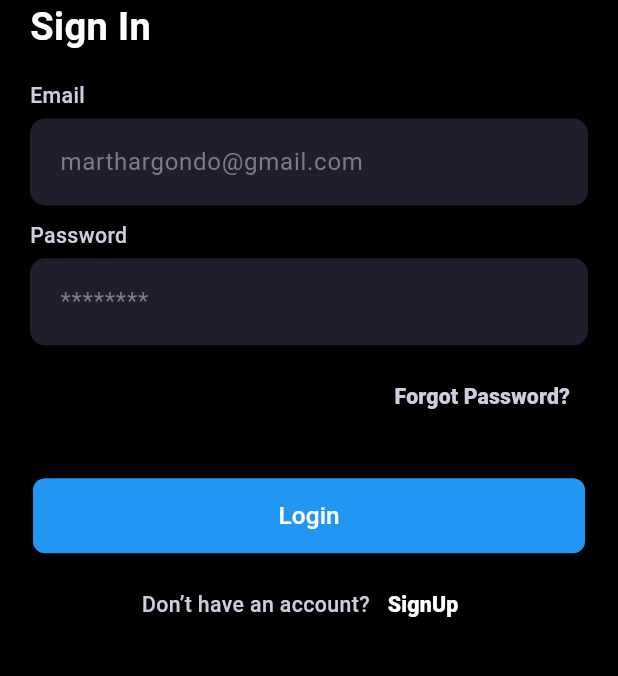
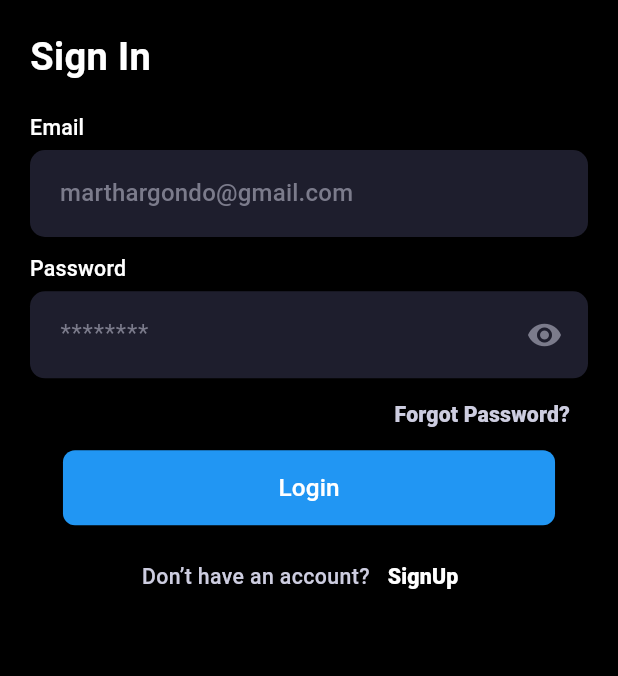
Before and after one commit to ekinyua/GuardianAI, a Flutter app: the LoginScreen screen opened directly, on a phone screen of 412 x 824 dp, the part 248-924 px from its top. Run offline on Flutter 3.47's test engine with Material 3 defaults, Android fonts, the phone set to English and light mode, and no system bars; our stand-ins replace flutter_screenutil, page_transition; Roboto replaces fonts that are missing (Poppins).

Commit message:
Authentication on login screen done

```diff
--- a/mobile/guardian_ai/lib/login/login.dart
+++ b/mobile/guardian_ai/lib/login/login.dart
@@ -1,25 +1,103 @@
+// ignore_for_file: use_build_context_synchronously
+
 import 'package:flutter/material.dart';
 import 'package:flutter_screenutil/flutter_screenutil.dart';
 import 'package:guardian_ai/forgot_password/forgotpassword.dart';
 import 'package:guardian_ai/location/location.dart';
 import 'package:guardian_ai/signup/signup.dart';
+import 'package:guardian_ai/widgets/password_input_field.dart';
+import 'package:guardian_ai/widgets/phone_input_field.dart';
 import 'package:page_transition/page_transition.dart';
 
-class LoginScreen extends StatelessWidget {
+import '../services/login_auth.dart';
+
+class LoginScreen extends StatefulWidget {
   const LoginScreen({super.key});
 
   @override
+  State<LoginScreen> createState() => _LoginScreenState();
+}
+
+class _LoginScreenState extends State<LoginScreen> {
+  final _formKey = GlobalKey<FormState>();
+  final _emailController = TextEditingController();
+  final _passwordController = TextEditingController();
+
+  bool _isLoading = false;
+
+  void _submitForm() async {
+    if (_formKey.currentState!.validate()) {
+      Navigator.push(
+        context,
+        PageTransition(
+          type: PageTransitionType.rightToLeft,
+          child: const LocationScreen(),
+        ),
+      );
+
+      setState(() {
+        _isLoading = true;
+      });
+
+      final credentials = LoginCredentials(
+        email: _emailController.text,
+        password: _passwordController.text,
+      );
+
+      try {
+        final response = await AuthService.login(credentials);
+        setState(() {
+          _isLoading = false;
+        });
+
+        if (response.userId != null) {
+          // Login successful
+          ScaffoldMessenger.of(context).showSnackBar(
+            SnackBar(
+                content: Text('Login successful. User ID: ${response.userId}')),
+          );
+          // Navigate to next screen or perform other actions
+        } else {
+          // Login failed
+          ScaffoldMessenger.of(context).showSnackBar(
+            SnackBar(content: Text(response.message)),
+          );
+        }
+      } catch (e) {
+        setState(() {
+          _isLoading = false;
+        });
+        ScaffoldMessenger.of(context).showSnackBar(
+          SnackBar(content: Text(e.toString())),
+        );
+      }
+    }
+  }
+
+  @override
+  void dispose() {
+    _emailController.dispose();
+    _passwordController.dispose();
+    super.dispose();
+  }
+
+  @override
   Widget build(BuildContext context) {
-    return SafeArea(
-      child: Scaffold(
-        body: SingleChildScrollView(
-          scrollDirection: Axis.vertical,
+    return Scaffold(
+      body: _buildLoginScreen(),
+    );
+  }
+
+  Widget _buildLoginScreen() {
+    return SingleChildScrollView(
       child: Column(
         mainAxisAlignment: MainAxisAlignment.start,
         children: [
           Image.asset('assets/logo.png'),
           Padding(
-                padding: const EdgeInsets.symmetric(horizontal: 20),
+            padding: const EdgeInsets.all(20.0),
+            child: Form(
+              key: _formKey,
               child: Column(
                 crossAxisAlignment: CrossAxisAlignment.start,
                 children: [
@@ -33,83 +111,31 @@ class LoginScreen extends StatelessWidget {
                     ),
                   ),
                   SizedBox(height: 18.h),
-                    Text('Email',
-                        style: TextStyle(
-                          color: const Color(0xFFCDCDE0),
-                          fontSize: 14.sp,
-                          fontWeight: FontWeight.w500,
-                        )),
-                    SizedBox(height: 5.h),
-                    Container(
-                      padding: const EdgeInsets.all(5),
-                      decoration: BoxDecoration(
-                        color: const Color(0xff1E1E2D),
-                        borderRadius: BorderRadius.circular(10),
-                      ),
-                      child: TextFormField(
-                        style: const TextStyle(color: Colors.white),
-                        cursorColor: Colors.white,
-                        decoration: const InputDecoration(
-                          border: InputBorder.none,
-                          focusedBorder: InputBorder.none,
-                          enabledBorder: InputBorder.none,
-                          errorBorder: InputBorder.none,
-                          disabledBorder: InputBorder.none,
-                          errorMaxLines: 3,
-                          hintText: 'marthargondo@gmail.com',
-                          hintStyle: TextStyle(
-                            color: Color(0xFF7B7B8B),
-                          ),
-                          contentPadding: EdgeInsets.only(
-                            left: 15,
-                            bottom: 11,
-                            top: 11,
-                            right: 15,
-                          ),
-                        ),
-                      ),
+                  PhoneInputField(
+                    controller: _emailController,
+                    hint: 'marthargondo@gmail.com',
+                    title: 'Email',
+                    validator: (value) {
+                      if (value == null || value.isEmpty) {
+                        return 'Please enter your email';
+                      }
+                      return null;
+                    },
+                    textInputType: TextInputType.emailAddress,
                   ),
                   SizedBox(height: 10.h),
-                    Text(
-                      'Password',
-                      style: TextStyle(
-                        color: const Color(0xFFCDCDE0),
-                        fontSize: 14.sp,
-                        fontWeight: FontWeight.w500,
+                  PasswordInputField(
+                    controller: _passwordController,
+                    hint: '********',
+                    title: 'Password',
+                    validator: (value) {
+                      if (value == null || value.isEmpty) {
+                        return 'Please enter your password';
+                      }
+                      return null;
+                    },
+                    textInputType: TextInputType.visiblePassword,
                   ),
-                    ),
-                    SizedBox(height: 5.h),
-                    Container(
-                      padding: const EdgeInsets.all(5),
-                      decoration: BoxDecoration(
-                        color: const Color(0xff1E1E2D),
-                        borderRadius: BorderRadius.circular(10),
-                      ),
-                      child: TextFormField(
-                        style: const TextStyle(color: Colors.white),
-                        cursorColor: Colors.white,
-                        keyboardType: TextInputType.visiblePassword,
-                        decoration: const InputDecoration(
-                          border: InputBorder.none,
-                          focusedBorder: InputBorder.none,
-                          enabledBorder: InputBorder.none,
-                          errorBorder: InputBorder.none,
-                          disabledBorder: InputBorder.none,
-                          errorMaxLines: 3,
-                          hintText: '********',
-                          hintStyle: TextStyle(
-                            color: Color(0xFF7B7B8B),
-                          ),
-                          contentPadding: EdgeInsets.only(
-                            left: 15,
-                            bottom: 11,
-                            top: 11,
-                            right: 15,
-                          ),
-                        ),
-                      ),
-                    ),
-                    SizedBox(height: 10.h),
                   Align(
                     alignment: AlignmentDirectional.centerEnd,
                     child: TextButton(
@@ -130,20 +156,10 @@ class LoginScreen extends StatelessWidget {
                       ),
                     ),
                   ),
-                  ],
-                ),
-              ),
-              SizedBox(height: 30.h),
                   Padding(
                     padding: EdgeInsets.symmetric(horizontal: 20.w),
                     child: ElevatedButton(
-                  onPressed: () {
-                    Navigator.push(
-                        context,
-                        PageTransition(
-                            type: PageTransitionType.rightToLeft,
-                            child: const LocationScreen()));
-                  },
+                      onPressed: _isLoading ? null : _submitForm,
                       style: ElevatedButton.styleFrom(
                         backgroundColor: Colors.blue,
                         minimumSize: const Size(double.infinity, 50),
@@ -151,7 +167,9 @@ class LoginScreen extends StatelessWidget {
                           borderRadius: BorderRadius.circular(8),
                         ),
                       ),
-                  child: Text(
+                      child: _isLoading
+                          ? const CircularProgressIndicator()
+                          : Text(
                               'Login',
                               style: TextStyle(
                                   fontSize: 16.sp,
@@ -179,7 +197,9 @@ class LoginScreen extends StatelessWidget {
                             context,
                             PageTransition(
                               type: PageTransitionType.rightToLeft,
-                              child: const SignUpScreen()));
+                              child: const SignUpScreen(),
+                            ),
+                          );
                         },
                         child: Text(
                           'SignUp',
@@ -196,6 +216,8 @@ class LoginScreen extends StatelessWidget {
               ),
             ),
           ),
+        ],
+      ),
     );
   }
 }
--- /dev/null
+++ b/mobile/guardian_ai/lib/services/login_auth.dart
@@ -0,0 +1,63 @@
+// ignore_for_file: avoid_print
+
+import 'dart:convert';
+import 'package:http/http.dart' as http;
+
+class LoginCredentials {
+  final String email;
+  final String password;
+
+  LoginCredentials({
+    required this.email,
+    required this.password,
+  });
+
+  Map<String, dynamic> toJson() {
+    return {
+      'email': email,
+      'password': password,
+    };
+  }
+}
+
+class LoginResponse {
+  final String message;
+  final String? userId;
+
+  LoginResponse({required this.message, this.userId});
+
+  factory LoginResponse.fromJson(Map<String, dynamic> json) {
+    return LoginResponse(
+      message: json['message'],
+      userId: json['user_id'],
+    );
+  }
+}
+
+class AuthService {
+  static const String apiUrl =
+      'https://guardian-backend-6lro.onrender.com/api/v1/user/login';
+
+  static Future<LoginResponse> login(LoginCredentials credentials) async {
+    try {
+      final response = await http.post(
+        Uri.parse(apiUrl),
+        headers: {'Content-Type': 'application/json'},
+        body: jsonEncode(credentials.toJson()),
+      );
+
+      if (response.statusCode == 200) {
+        final responseData = jsonDecode(response.body);
+        return LoginResponse.fromJson(responseData);
+      } else if (response.statusCode == 401) {
+        return LoginResponse(message: 'Invalid credentials');
+      } else {
+        final errorData = jsonDecode(response.body);
+        throw Exception(errorData['error'] ?? 'An error occurred');
+      }
+    } catch (e) {
+      print('Error logging in: $e');
+      throw Exception('Failed to login. Please try again.');
+    }
+  }
+}
--- a/mobile/guardian_ai/lib/services/register_auth.dart
+++ b/mobile/guardian_ai/lib/services/register_auth.dart
@@ -1,3 +1,5 @@
+// ignore_for_file: avoid_print
+
 import 'dart:convert';
 import 'package:http/http.dart' as http;
 
--- a/mobile/guardian_ai/lib/widgets/password_input_field.dart
+++ b/mobile/guardian_ai/lib/widgets/password_input_field.dart
@@ -102,7 +102,7 @@ class _PasswordInputFieldState extends State<PasswordInputField> {
               enabledBorder: InputBorder.none,
               errorBorder: InputBorder.none,
               disabledBorder: InputBorder.none,
-              errorMaxLines: 3,
+              // errorMaxLines: 2,
               contentPadding: const EdgeInsets.only(
                 left: 15,
                 bottom: 11,
--- a/mobile/guardian_ai/lib/widgets/phone_input_field.dart
+++ b/mobile/guardian_ai/lib/widgets/phone_input_field.dart
@@ -55,7 +55,7 @@ class _PhoneInputFieldState extends State<PhoneInputField> {
               enabledBorder: InputBorder.none,
               errorBorder: InputBorder.none,
               disabledBorder: InputBorder.none,
-              errorMaxLines: 3,
+              // errorMaxLines: 2,
               hintText: widget.hint,
               hintStyle: Theme.of(context).textTheme.titleMedium!.copyWith(
                     color: AppCustomColors.grayishblue,
```
Also changed, not shown: mobile/guardian_ai/lib/signup/signup.dart (+8 -7 lines). Lines whose indentation alone changed are shown as unchanged.
